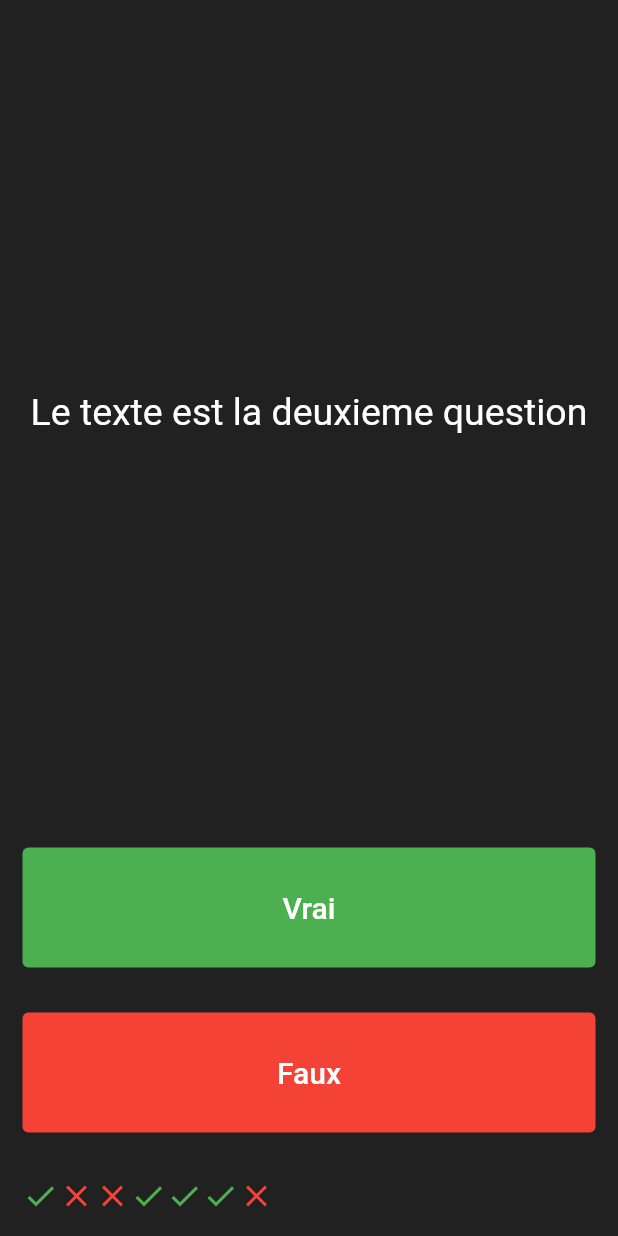
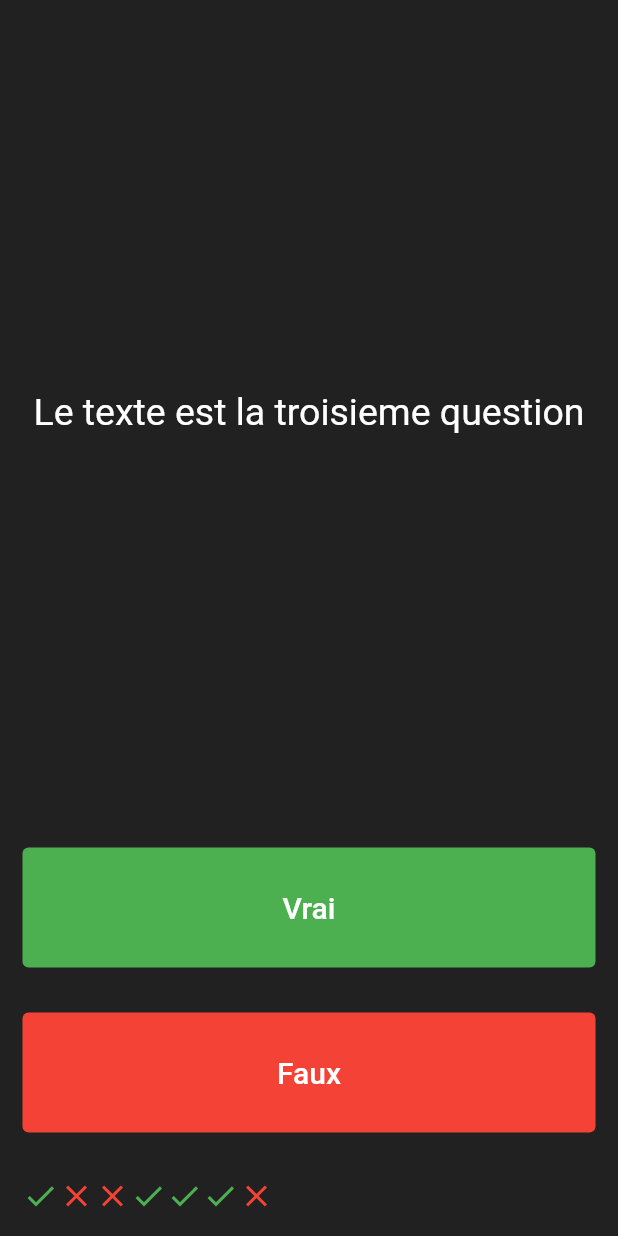
Before and after one commit to Binique/quizzer, a Flutter app: the screen it shows after launch, after a tap on "Vrai", after a tap on "Faux", on a phone screen of 412 x 824 dp. Run offline on Flutter 3.47's test engine with Material 2 defaults, Android fonts, the phone set to English and light mode, and no system bars.

Commit message:
Ajout du compteur de questions

```diff
--- a/lib/main.dart
+++ b/lib/main.dart
@@ -51,7 +51,16 @@ class _QuizzerState extends State<Quizzer> {
     Text('Le texte est la deuxieme question',
       style: TextStyle(color: Colors.white,fontSize: 25.0),textAlign: TextAlign.center,
     ),
+    Text('Le texte est la troisieme question',
+      style: TextStyle(color: Colors.white,fontSize: 25.0),textAlign: TextAlign.center,
+    ),
+    Text('Le texte est la quatrieme question',
+      style: TextStyle(color: Colors.white,fontSize: 25.0),textAlign: TextAlign.center,
+    ),
   ];
+
+int questionNumber = 0;
+
 
   void changeIconCheck (){
     setState(() {
@@ -75,7 +84,7 @@ class _QuizzerState extends State<Quizzer> {
           Padding(
             padding: const EdgeInsets.all(10.0),
             child: Center(
-                child: listQuestions[1],
+                child: listQuestions[questionNumber],
 
             ),
           ),
@@ -86,6 +95,7 @@ class _QuizzerState extends State<Quizzer> {
             padding: const EdgeInsets.all(15.0),
             child: TextButton(
               onPressed: () {
+                questionNumber++;
               changeIconCheck();
               },
               style: TextButton.styleFrom(backgroundColor: Colors.green),
@@ -101,6 +111,7 @@ class _QuizzerState extends State<Quizzer> {
             padding: const EdgeInsets.all(15.0),
             child: TextButton(
               onPressed: () {
+                questionNumber++;
               changeIconClose();
               },
               style: TextButton.styleFrom(backgroundColor: Colors.red),
```
